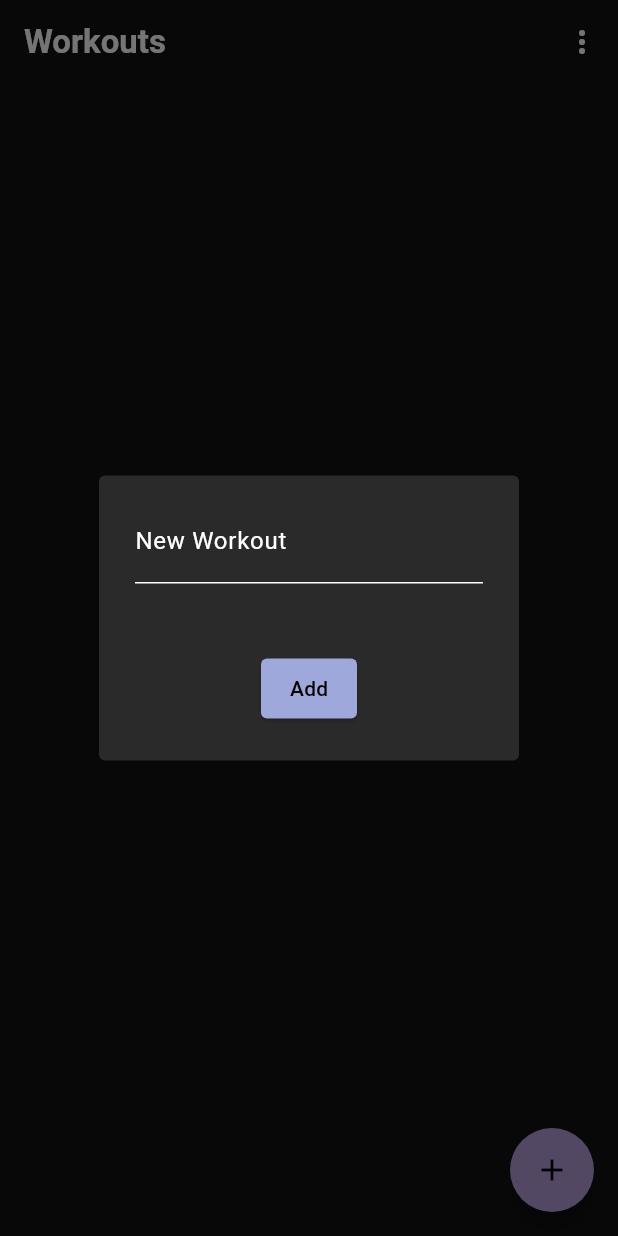
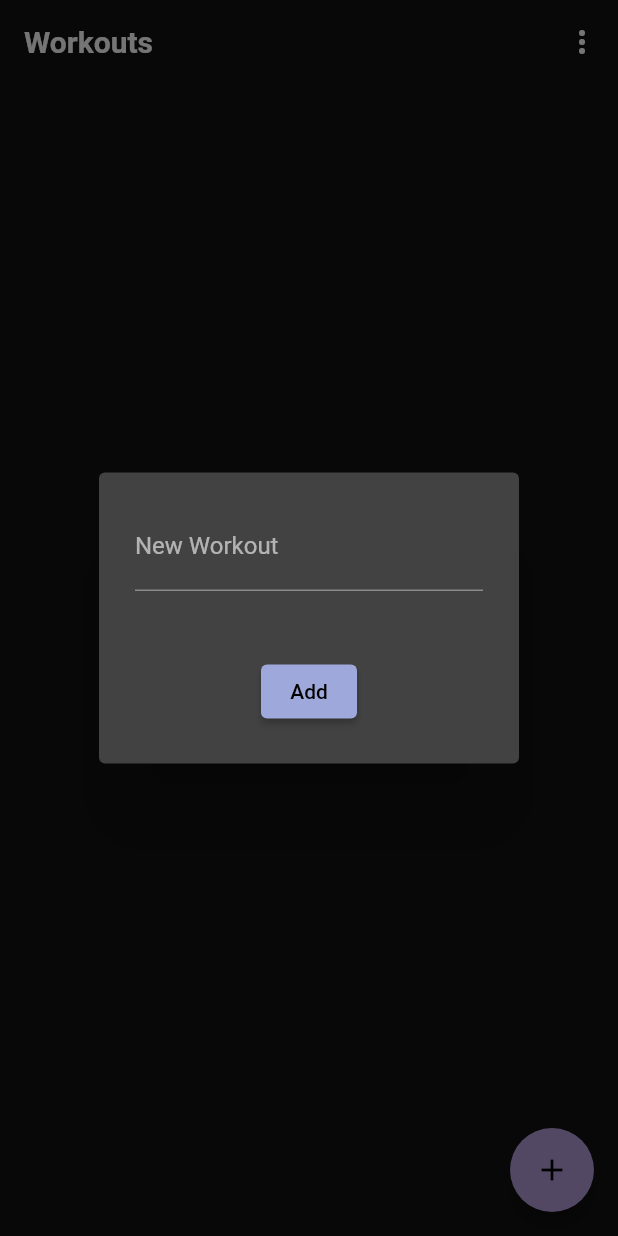
Before and after one commit to sushma1031/flutter-exercise-timer, a Flutter app: the screen it shows after launch, after a tap on the "add" icon, on a phone screen of 412 x 824 dp. Run offline on Flutter 3.47's test engine with Material 3 defaults, Android fonts, the phone set to English and light mode, and no system bars; our stand-ins replace audioplayers, hive, hive_flutter; accounts and stored records are empty; Roboto replaces fonts that are missing (EthosNova).

Commit message:
refactor(ui): switch back to Material 2
- remove UI changes made for Material 3
- use `surfaceContainerLowest for Scaffold backgrounds

```diff
--- a/lib/main.dart
+++ b/lib/main.dart
@@ -30,26 +30,15 @@ class MyApp extends StatelessWidget {
         secondary: Colors.deepPurple.shade200,
         secondaryContainer: Colors.deepPurple.shade200,
         error: Color(0xFFCF6765));
-    final dialogGray = Color.alphaBlend(Colors.white10, _colorScheme.surface);
     return MaterialApp(
         title: 'Exercise Timer',
         theme: ThemeData(
-            useMaterial3: true,
+            useMaterial3: false,
             brightness: Brightness.dark,
             primarySwatch: Colors.indigo,
             colorScheme: _colorScheme,
             applyElevationOverlayColor: true,
-            dialogTheme: DialogThemeData(
-              shape: RoundedRectangleBorder(borderRadius: BorderRadius.circular(4)),
-              backgroundColor: dialogGray,
-            ),
-            elevatedButtonTheme: ElevatedButtonThemeData(
-                style: ElevatedButton.styleFrom(
-                    backgroundColor: _colorScheme.primary,
-                    foregroundColor: _colorScheme.onPrimary,
-                    shape: RoundedRectangleBorder(borderRadius: BorderRadius.circular(4)),
-                    padding: EdgeInsets.symmetric(vertical: 0, horizontal: 2))),
-            popupMenuTheme: PopupMenuThemeData(color: dialogGray)),
+        ),
         home: LifecycleWatcher(
           child: HomePage(db: db),
         ));
--- a/lib/screens/edit_exercises_screen.dart
+++ b/lib/screens/edit_exercises_screen.dart
@@ -57,7 +57,7 @@ class _EditExercisesScreenState extends State<EditExercisesScreen> {
         canPop: false,
         onPopInvokedWithResult: _onPopInvoked,
         child: Scaffold(
-          backgroundColor: Theme.of(context).colorScheme.surface,
+          backgroundColor: Theme.of(context).colorScheme.surfaceContainerLowest,
           body: Form(
               key: _formKey,
               child: Padding(
--- a/lib/screens/edit_workout_screen.dart
+++ b/lib/screens/edit_workout_screen.dart
@@ -60,7 +60,7 @@ class _EditWorkoutScreenState extends State<EditWorkoutScreen> {
         canPop: false,
         onPopInvokedWithResult: _onPopInvoked,
         child: Scaffold(
-            backgroundColor: Theme.of(context).colorScheme.surface,
+            backgroundColor: Theme.of(context).colorScheme.surfaceContainerLowest,
             body: Padding(
                 padding: EdgeInsets.only(bottom: 16),
                 child: Column(mainAxisAlignment: MainAxisAlignment.spaceEvenly, children: [
--- a/lib/screens/exercises_screen.dart
+++ b/lib/screens/exercises_screen.dart
@@ -115,7 +115,7 @@ class _ExercisesScreenState extends State<ExercisesScreen> {
   @override
   Widget build(BuildContext context) {
     return Scaffold(
-        backgroundColor: Theme.of(context).colorScheme.surface,
+        backgroundColor: Theme.of(context).colorScheme.surfaceContainerLowest,
         appBar: AppBar(
             leading: _currentView == View.staticList
                 ? BackButton()
--- a/lib/screens/timer_screen.dart
+++ b/lib/screens/timer_screen.dart
@@ -8,7 +8,7 @@ class TimerScreen extends StatelessWidget {
   @override
   Widget build(BuildContext context) {
     return Scaffold(
-      backgroundColor: Theme.of(context).colorScheme.surface,
+      backgroundColor: Theme.of(context).colorScheme.surfaceContainerLowest,
       extendBodyBehindAppBar: true,
       appBar: AppBar(
         backgroundColor: Colors.transparent,
--- a/lib/screens/workouts_screen.dart
+++ b/lib/screens/workouts_screen.dart
@@ -66,7 +66,7 @@ class WorkoutsScreen extends StatelessWidget {
     }
 
     return Scaffold(
-        backgroundColor: Theme.of(context).colorScheme.surface,
+        backgroundColor: Theme.of(context).colorScheme.surfaceContainerLowest,
         appBar: AppBar(
           backgroundColor: Colors.transparent,
           elevation: 0,
@@ -94,7 +94,6 @@ class WorkoutsScreen extends StatelessWidget {
         ),
         floatingActionButton: FloatingActionButton(
           shape: StadiumBorder(),
-          backgroundColor: Theme.of(context).colorScheme.secondary,
           child: Icon(Icons.add),
           onPressed: () async {
             var wIdx = await showDialog(
--- a/lib/widgets/exercises_form.dart
+++ b/lib/widgets/exercises_form.dart
@@ -47,7 +47,7 @@ class _ExercisesFormState extends State<ExercisesForm> {
         canPop: _rows == 0,
         onPopInvokedWithResult: _onPopInvoked,
         child: Scaffold(
-            backgroundColor: Theme.of(context).colorScheme.surface,
+            backgroundColor: Theme.of(context).colorScheme.surfaceContainerLowest,
             body: Form(
                 key: _formKey,
                 child: Padding(
@@ -131,7 +131,6 @@ class _ExercisesFormState extends State<ExercisesForm> {
                           ),
                           SizedBox(
                               width: 75,
-                              height: 35,
                               child: ElevatedButton(
                                 onPressed: () async {
                                   var valid = _formKey.currentState!.validate();
--- a/lib/widgets/workout_card.dart
+++ b/lib/widgets/workout_card.dart
@@ -9,7 +9,7 @@ class WorkoutCard extends StatelessWidget {
   @override
   Widget build(BuildContext context) {
     Color primary = Theme.of(context).colorScheme.primary.withValues(alpha: 0.08);
-    Color darkSurface = Theme.of(context).colorScheme.surface;
+    Color darkBase =Theme.of(context).colorScheme.surface;
     return Card(
       elevation: 24,
       child: Container(
@@ -19,7 +19,7 @@ class WorkoutCard extends StatelessWidget {
             begin: Alignment.topLeft,
             end: Alignment.bottomRight,
             colors: <Color>[
-              Color.alphaBlend(primary, darkSurface),
+              Color.alphaBlend(primary, darkBase),
               Theme.of(context).colorScheme.primaryContainer.withValues(alpha: 0.25)
             ],
             tileMode: TileMode.mirror,
@@ -45,7 +45,7 @@ class WorkoutCard extends StatelessWidget {
                         Padding(
                             padding: EdgeInsets.only(right: 12),
                             child: Chip(
-                              backgroundColor: Color.alphaBlend(primary, darkSurface),
+                              backgroundColor: Color.alphaBlend(primary, darkBase),
                               label: Text(
                                 "${workout.totalDuration} Min",
                                 style: TextStyle(color: Theme.of(context).colorScheme.secondary),
```
